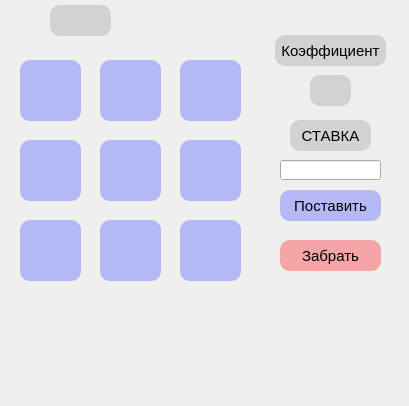
mamburr/yandex_project1, file game3.ui: the form before one commit.
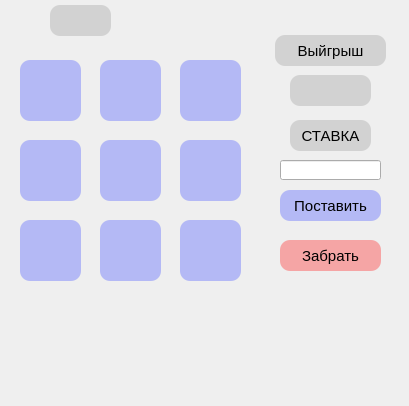
The form after the commit. Icons and pictures are not drawn.

Patch:
```diff
--- a/game3.ui
+++ b/game3.ui
@@ -699,7 +699,7 @@
 }</string>
    </property>
    <property name="text">
-    <string>Коэффициент</string>
+    <string>Выйгрыш</string>
    </property>
    <property name="alignment">
     <set>Qt::AlignCenter</set>
@@ -708,9 +708,9 @@
   <widget class="QLabel" name="koef">
    <property name="geometry">
     <rect>
-     <x>310</x>
+     <x>290</x>
      <y>75</y>
-     <width>41</width>
+     <width>81</width>
      <height>31</height>
     </rect>
    </property>
```
